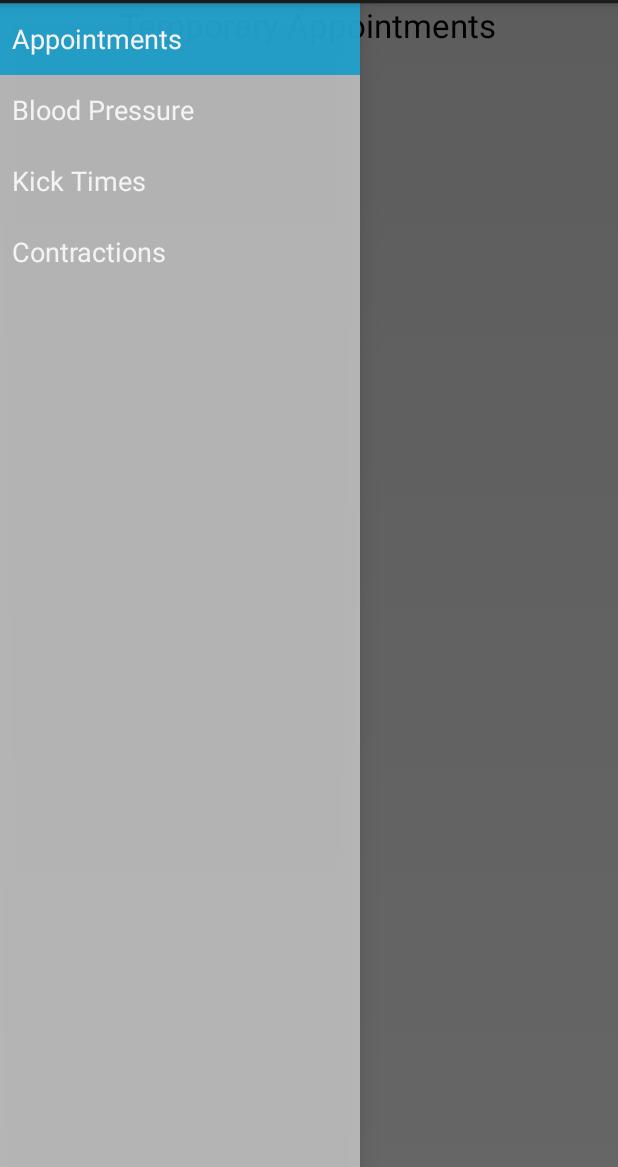
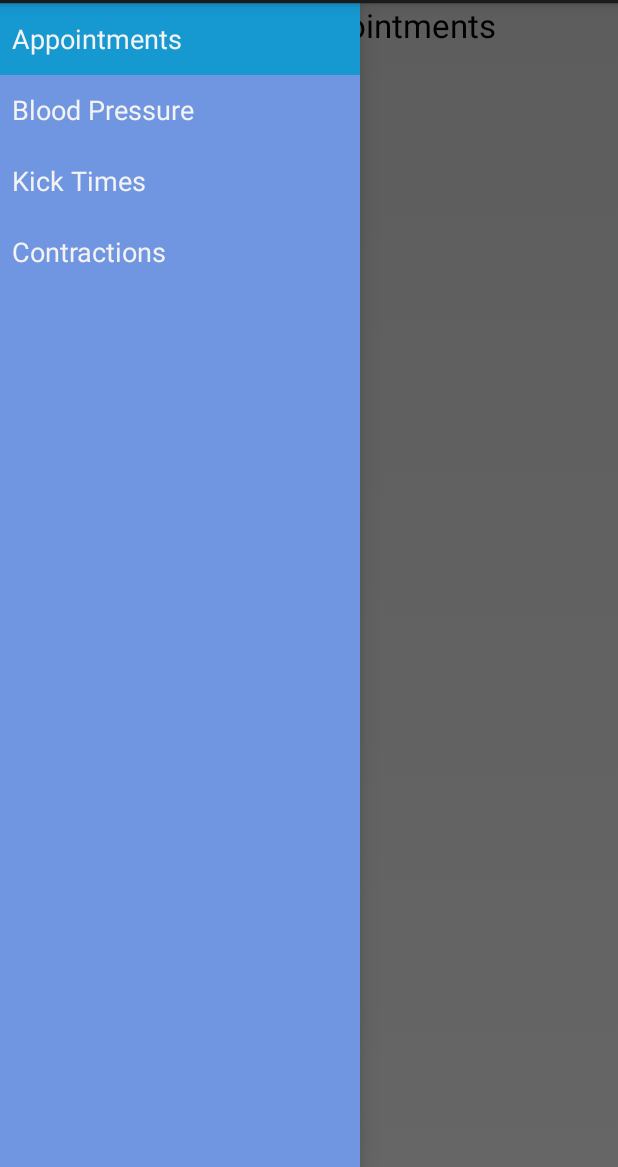
Before and after one commit to b67416/apd2, an Android app: the screen it shows after launch (MainActivity), on a phone screen of 412 x 824 dp, the part 69-1236 px from its top. Run offline under Robolectric (Android 15) with nearby library versions, the phone set to English and light mode, and no system bars; 2 statements that could not run were skipped.

Commit message:
added color scheme to nav drawer

```diff
--- a/PreggoPrep/app/src/main/res/layout/fragment_navigation_drawer.xml
+++ b/PreggoPrep/app/src/main/res/layout/fragment_navigation_drawer.xml
@@ -5,5 +5,5 @@
     android:choiceMode="singleChoice"
     android:divider="@android:color/transparent"
     android:dividerHeight="0dp"
-    android:background="#cccc"
+    android:background="#7095e1"
     tools:context=".NavigationDrawerFragment" />
--- a/PreggoPrep/app/src/main/res/values/styles.xml
+++ b/PreggoPrep/app/src/main/res/values/styles.xml
@@ -4,5 +4,4 @@
     <style name="AppTheme" parent="android:Theme.Holo.Light.DarkActionBar">
         <!-- Customize your theme here. -->
     </style>
-
 </resources>
```
